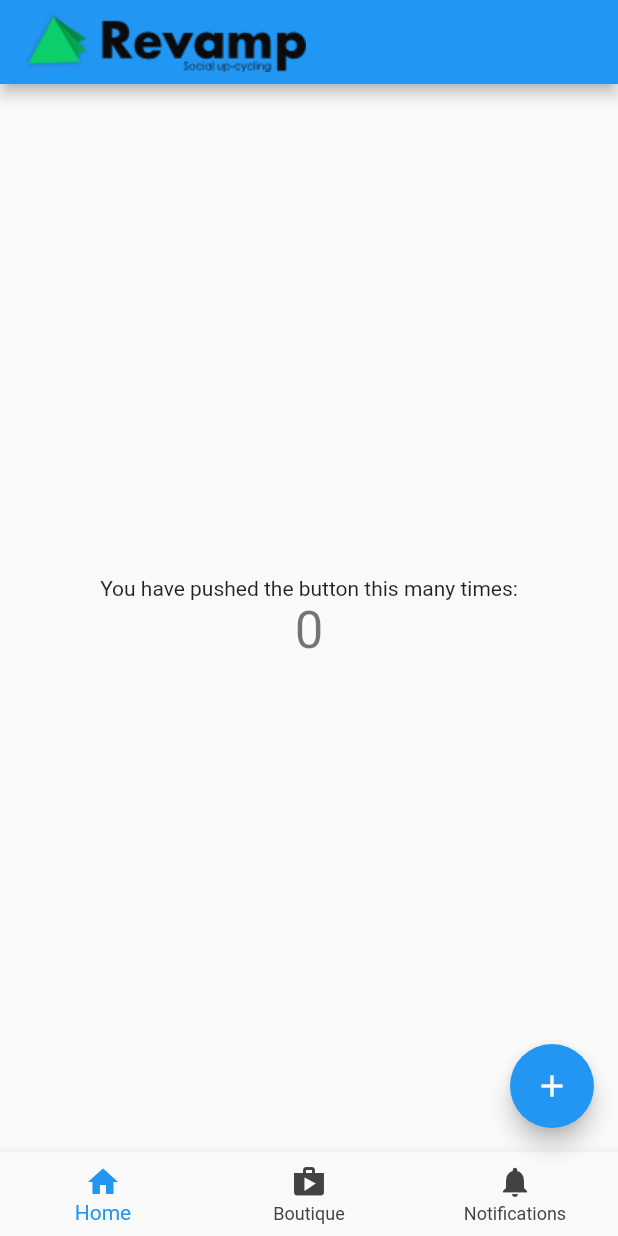
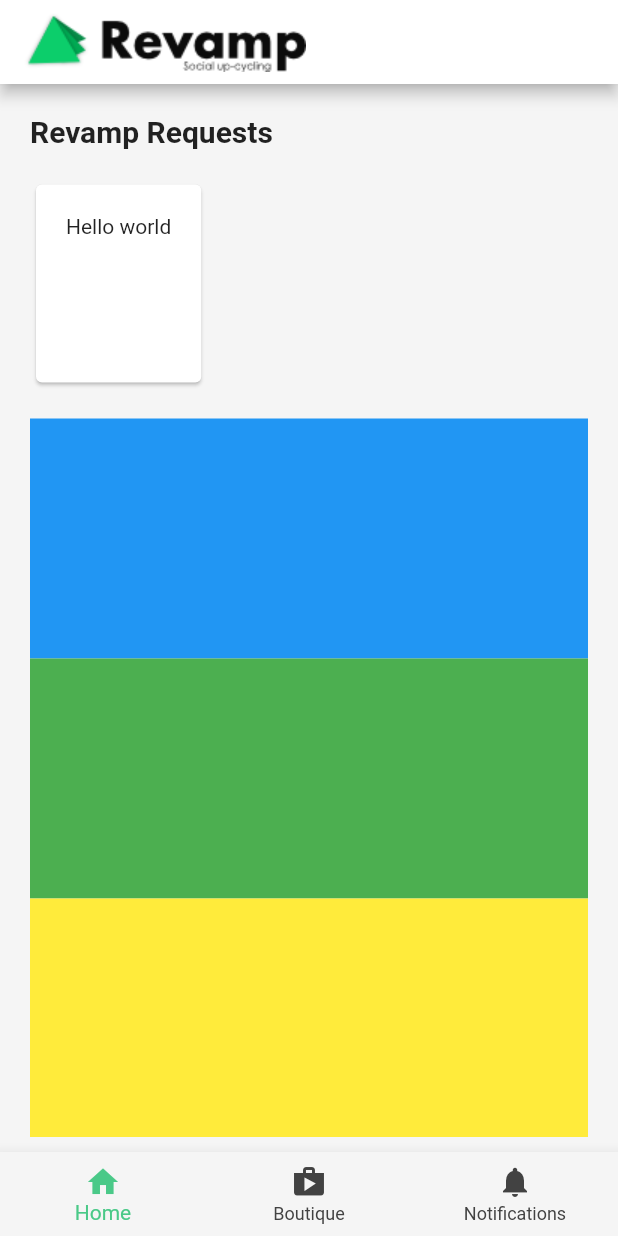
Before and after one commit to DR-DinoMight/revamp_flutter, a Flutter app: the screen it shows after launch, on a phone screen of 412 x 824 dp. Run offline on Flutter 3.47's test engine with Material 2 defaults, Android fonts, the phone set to English and light mode, and no system bars.

Commit message:
WIP: Card lists
Card lists created but need to calculate widths based on device dimensions.

```diff
--- a/lib/main.dart
+++ b/lib/main.dart
@@ -12,7 +12,7 @@ class Revamp extends StatelessWidget {
   Widget build(BuildContext context) {
     return MaterialApp(
       title: 'Flutter Demo',
-      theme: CompanyThemeData,
+      theme: rvThemeData,
       home: Homepage(title: 'Flutter Demo Home Page'),
     );
   }
--- a/lib/screens/homepage.dart
+++ b/lib/screens/homepage.dart
@@ -1,18 +1,12 @@
 import 'package:flutter/material.dart';
+import 'package:revamp_flutter/themes/default.dart';
 import 'package:revamp_flutter/widgets/shared/rv_app_bar.dart';
 import 'package:revamp_flutter/widgets/shared/rv_bottom_nav_bar.dart';
+import 'package:revamp_flutter/widgets/shared/rv_card.dart';
+import 'package:revamp_flutter/widgets/shared/rv_card_list_container.dart';
 
 class Homepage extends StatefulWidget {
   Homepage({Key key, this.title}) : super(key: key);
-
-  // This widget is the home page of your application. It is stateful, meaning
-  // that it has a State object (defined below) that contains fields that affect
-  // how it looks.
-
-  // This class is the configuration for the state. It holds the values (in this
-  // case the title) provided by the parent (in this case the App widget) and
-  // used by the build method of the State. Fields in a Widget subclass are
-  // always marked "final".
 
   final String title;
 
@@ -21,67 +15,48 @@ class Homepage extends StatefulWidget {
 }
 
 class _HomepageState extends State<Homepage> {
-  int _counter = 0;
-
-  void _incrementCounter() {
-    setState(() {
-      // This call to setState tells the Flutter framework that something has
-      // changed in this State, which causes it to rerun the build method below
-      // so that the display can reflect the updated values. If we changed
-      // _counter without calling setState(), then the build method would not be
-      // called again, and so nothing would appear to happen.
-      _counter++;
-    });
-  }
-
   @override
   Widget build(BuildContext context) {
-    // This method is rerun every time setState is called, for instance as done
-    // by the _incrementCounter method above.
-    //
-    // The Flutter framework has been optimized to make rerunning build methods
-    // fast, so that you can just rebuild anything that needs updating rather
-    // than having to individually change instances of widgets.
     return Scaffold(
-      appBar: new RvAppBar(),
+        appBar: RvAppBar(),
+        bottomNavigationBar: RvBottomNavBar(0),
+        body: Container(
+          margin: RvEdgeInsets.container,
+          child: ListView(
+            // This next line does the trick.
+            scrollDirection: Axis.vertical,
+            children: <Widget>[
+              RvCardListContainer(title: 'Revamp Requests', cards: [
+                RvCard(
+                  body: Text("Hello world"),
+                )
+              ]),
+              Container(
+                height: 160.0,
+                color: Colors.blue,
+              ),
+              Container(
+                height: 160.0,
+                color: Colors.green,
+              ),
+              Container(
+                height: 160.0,
+                color: Colors.yellow,
+              ),
+              Container(
+                height: 160.0,
+                color: Colors.orange,
+              ),
+            ],
+          ),
+        )
 
-      bottomNavigationBar: new RvBottomNavBar(0),
+        // floatingActionButton: FloatingActionButton(
+        //   onPressed: _incrementCounter,
+        //   tooltip: 'Increment',
+        //   child: Icon(Icons.add),
+        // ),
 
-      body: Center(
-        // Center is a layout widget. It takes a single child and positions it
-        // in the middle of the parent.
-        child: Column(
-          // Column is also a layout widget. It takes a list of children and
-          // arranges them vertically. By default, it sizes itself to fit its
-          // children horizontally, and tries to be as tall as its parent.
-          //
-          // Invoke "debug painting" (press "p" in the console, choose the
-          // "Toggle Debug Paint" action from the Flutter Inspector in Android
-          // Studio, or the "Toggle Debug Paint" command in Visual Studio Code)
-          // to see the wireframe for each widget.
-          //
-          // Column has various properties to control how it sizes itself and
-          // how it positions its children. Here we use mainAxisAlignment to
-          // center the children vertically; the main axis here is the vertical
-          // axis because Columns are vertical (the cross axis would be
-          // horizontal).
-          mainAxisAlignment: MainAxisAlignment.center,
-          children: <Widget>[
-            Text(
-              'You have pushed the button this many times:',
-            ),
-            Text(
-              '$_counter',
-              style: Theme.of(context).textTheme.headline4,
-            ),
-          ],
-        ),
-      ),
-      floatingActionButton: FloatingActionButton(
-        onPressed: _incrementCounter,
-        tooltip: 'Increment',
-        child: Icon(Icons.add),
-      ), // This trailing comma makes auto-formatting nicer for build methods.
-    );
+        );
   }
 }
--- a/lib/themes/default.dart
+++ b/lib/themes/default.dart
@@ -1,10 +1,10 @@
 import 'package:flutter/material.dart';
 
-final ThemeData companyThemeData = new ThemeData(
+final ThemeData rvThemeData = new ThemeData(
   brightness: Brightness.light,
-  primaryColor: CompanyColors.white,
-  accentColor: CompanyColors.green,
-  canvasColor: CompanyColors.grey[100],
+  primaryColor: RvColors.white,
+  accentColor: RvColors.green,
+  canvasColor: RvColors.grey[100],
 
   // This makes the visual density adapt to the platform that you run
   // the app on. For desktop platforms, the controls will be smaller and
@@ -12,8 +12,8 @@ final ThemeData companyThemeData = new ThemeData(
   visualDensity: VisualDensity.adaptivePlatformDensity,
 );
 
-class CompanyColors {
-  CompanyColors._(); // this basically makes it so you can instantiate this class
+class RvColors {
+  RvColors._(); // this basically makes it so you can instantiate this class
 
   static const Color white = Colors.white;
   static const MaterialColor grey = Colors.grey;
@@ -28,3 +28,14 @@ class CompanyColors {
     },
   );
 }
+
+class RvEdgeInsets {
+  static const EdgeInsets container = EdgeInsets.fromLTRB(20, 20, 20, 10);
+  static const EdgeInsets heading = EdgeInsets.only(bottom: 20);
+}
+
+class RvCardSizes {
+  static const large = {'height': 20, 'width': 20};
+  static const medium = {'height': 20, 'width': 20};
+  static const small = {'height': 20, 'width': 20};
+}
--- a/lib/widgets/shared/rv_bottom_nav_bar.dart
+++ b/lib/widgets/shared/rv_bottom_nav_bar.dart
@@ -10,7 +10,7 @@ class RvBottomNavBar extends StatelessWidget {
     return BottomNavigationBar(
       currentIndex: activeButtonIndex,
       selectedItemColor: Theme.of(context).accentColor,
-      unselectedItemColor: CompanyColors.grey[800],
+      unselectedItemColor: RvColors.grey[800],
       items: const <BottomNavigationBarItem>[
         BottomNavigationBarItem(
           icon: Icon(Icons.home),
--- /dev/null
+++ b/lib/widgets/shared/rv_card.dart
@@ -0,0 +1,29 @@
+import 'package:flutter/material.dart';
+import 'package:revamp_flutter/themes/default.dart';
+
+class RvCard extends StatelessWidget {
+  final List<Widget> _children = [];
+
+  RvCard({
+    Widget header,
+    @required Widget body,
+    Widget footer,
+  }) {
+    populateChildren(header, body, footer);
+  }
+
+  void populateChildren(Widget header, body, Widget footer) {
+    if (header != null) _children.add(header);
+    _children.add(body);
+    if (footer != null) _children.add(footer);
+  }
+
+  @override
+  Widget build(BuildContext context) {
+    return Card(
+        child: Padding(
+      padding: RvEdgeInsets.container,
+      child: Column(mainAxisSize: MainAxisSize.min, children: _children),
+    ));
+  }
+}
--- /dev/null
+++ b/lib/widgets/shared/rv_card_list_container.dart
@@ -0,0 +1,42 @@
+import 'package:flutter/material.dart';
+import 'package:revamp_flutter/themes/default.dart';
+import 'package:revamp_flutter/widgets/shared/rv_card.dart';
+
+class RvCardListContainer extends StatelessWidget {
+  final String title;
+  final double width;
+  final double height;
+  final Axis scrollDirection;
+
+  final List<RvCard> cards;
+
+  RvCardListContainer(
+      {@required this.title,
+      @required this.cards,
+      this.width = 160,
+      this.height = 160,
+      this.scrollDirection = Axis.vertical});
+
+  @override
+  Widget build(BuildContext context) {
+    return Column(
+      crossAxisAlignment: CrossAxisAlignment.start,
+      children: <Widget>[
+        Padding(
+            padding: RvEdgeInsets.heading,
+            child: Text(
+              title,
+              style: TextStyle(fontSize: 20, fontWeight: FontWeight.bold),
+            )),
+        Container(
+          height: this.width,
+          padding: RvEdgeInsets.heading,
+          child: ListView(
+            scrollDirection: Axis.horizontal,
+            children: cards,
+          ),
+        )
+      ],
+    );
+  }
+}
```
